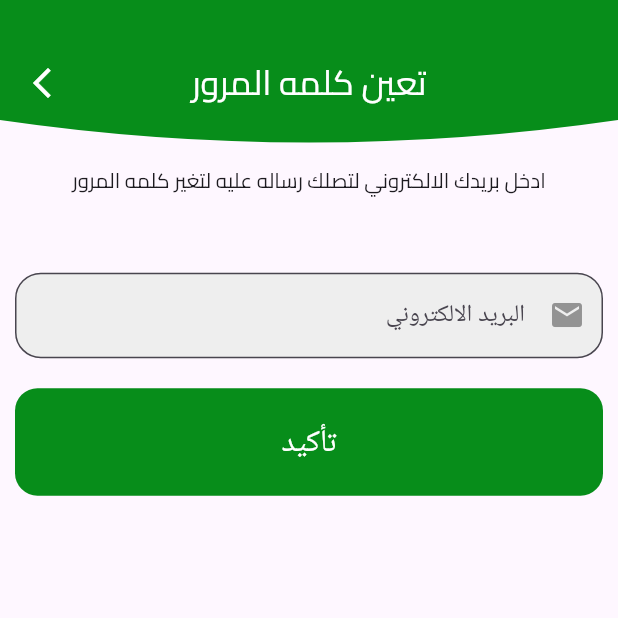
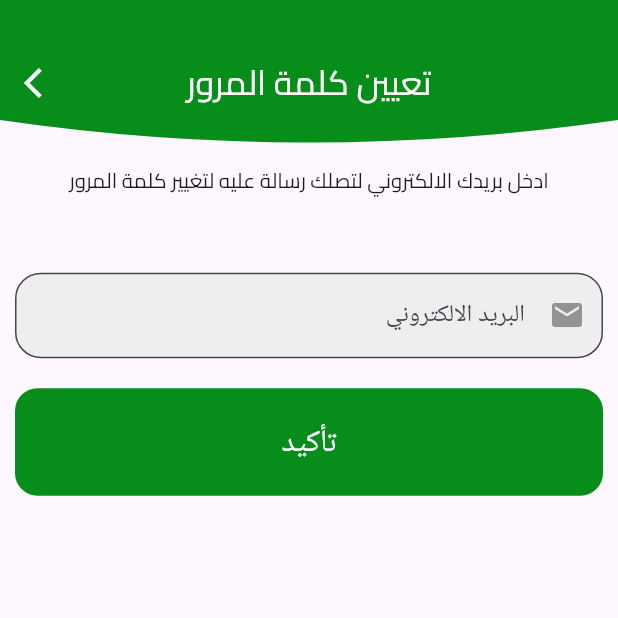
Before and after one commit to ENGMohamedAbdo-55/Green-Cycle-App, a Flutter app: the ResetPassScreen screen opened directly, on a phone screen of 412 x 824 dp, the top half of it. Run offline on Flutter 3.47's test engine with Material 3 defaults, Android fonts, the phone set to English and light mode, and no system bars; our stand-ins replace animated_splash_screen, cloud_firestore, firebase_auth, firebase_core, flutter_bloc, flutter_screenutil and 2 more; missing offline and left inert: flutter_facebook_auth; accounts and stored records are empty.

Commit message:
commit auth

```diff
--- a/lib/Features/auth/login/cubit/login_cubit.dart
+++ b/lib/Features/auth/login/cubit/login_cubit.dart
@@ -16,14 +16,13 @@ class LoginCubit extends Cubit<LoginStates> {
   final GlobalKey<FormState> formKey = GlobalKey<FormState>();
   final TextEditingController emailController = TextEditingController();
   final TextEditingController passController = TextEditingController();
-
   final db = FirebaseFirestore.instance;
   final auth = FirebaseAuth.instance;
   final GoogleSignIn googleSignIn = GoogleSignIn();
 
 
+
   bool isSecured = true;
-
   Widget togglePass() {
     return IconButton(
       onPressed: () {
@@ -119,7 +118,7 @@ class LoginCubit extends Cubit<LoginStates> {
 
       // Create a credential from the access token
       final OAuthCredential facebookAuthCredential =
-          FacebookAuthProvider.credential(loginResult.accessToken!.token);
+      FacebookAuthProvider.credential(loginResult.accessToken!.token);
 
       // Sign in to Firebase with the Facebook credentials
       final UserCredential userCredential = await FirebaseAuth.instance
--- a/lib/Features/auth/login/reset_password.dart
+++ b/lib/Features/auth/login/reset_password.dart
@@ -2,10 +2,8 @@ import 'package:flutter/material.dart';
 import 'package:flutter_bloc/flutter_bloc.dart';
 import 'package:flutter_screenutil/flutter_screenutil.dart';
 import 'package:green_cycle_app/Features/auth/login/cubit/login_cubit.dart';
-import 'package:green_cycle_app/Features/auth/login/screen/login_screen.dart';
 import 'package:green_cycle_app/Features/auth/register/contents.dart';
 import 'package:green_cycle_app/core/components/buttons.dart';
-import 'package:green_cycle_app/core/components/navigation_const.dart';
 import 'package:green_cycle_app/core/components/textfield.dart';
 
 import '../../../core/components/colors.dart';
@@ -16,42 +14,25 @@ class ResetPassScreen extends StatelessWidget {
   @override
   Widget build(BuildContext context) {
     final TextEditingController emailController = TextEditingController();
-    return BlocConsumer<LoginCubit, LoginStates>(
-      listener: (context, state) {
-        if (state is PasswordResetEmailSentState) {
-          ScaffoldMessenger.of(context).showSnackBar(
-            const SnackBar(
-              content: Text('تم ارسال لك رساله لتعين كلمه مرور جديده'),
-              duration: Duration(seconds: 2),
-              backgroundColor: Colors.green, // Adjust duration as needed
-            ),
-            // navigateAndFinish(context, HomeScreen());
-          );
-        } else if (state is PasswordResetErrorState) {
-          ScaffoldMessenger.of(context).showSnackBar(
-            SnackBar(
-              content: Text(state.error),
-              duration:const Duration(seconds: 2),
-              backgroundColor: Colors.red, // Adjust duration as needed
-            ),
-          );
-        }
+
+    var cubit = LoginCubit.get(context);
+
+    return Scaffold(
+      appBar: CustomAppBar(
+        title: 'تعيين كلمة المرور',
+        leading:IconButton(onPressed: () {
+          Navigator.pop(context);
         },
-      builder: (context, state) {
-        var cubit = LoginCubit.get(context);
-        return Scaffold(
-          appBar:  CustomAppBar(
-            title: 'تعين كلمه المرور',
-            onBackButtonPressed: (){
-              navigateTo(context,const LoginScreen());
-            },
+          icon: const Icon(Icons.arrow_back_ios), color: MyColors.whiteColor,),
+
       ),
       body: Column(
         children: [
-              Text('ادخل بريدك الالكتروني لتصلك رساله عليه لتغير كلمه المرور',
+          Text(
+            'ادخل بريدك الالكتروني لتصلك رسالة عليه لتغيير كلمة المرور',
             style: TextStyle(
               fontSize: 12.sp,
-                  fontFamily: 'Cairo'
+              fontFamily: 'Cairo',
             ),
           ),
           SizedBox(height: 35.h),
@@ -70,23 +51,34 @@ class ResetPassScreen extends StatelessWidget {
               suffixIcon: const Icon(Icons.email),
             ),
           ),
-              if (state is PasswordResetLoadingState)
-                CircularProgressIndicator(color: MyColors.greenColor)
-              else
-              Padding(
+          BlocConsumer<LoginCubit, LoginStates>(
+            listener: (context, state) {
+              if (state is PasswordResetErrorState) {
+                ScaffoldMessenger.of(context).showSnackBar(
+                  SnackBar(
+                    content: Text(state.error),
+                    duration: const Duration(seconds: 2),
+                    backgroundColor: Colors.red, // Adjust duration as needed
+                  ),
+                );
+              }
+            },
+            builder: (context, state) {
+              return state is PasswordResetLoadingState
+                  ? CircularProgressIndicator(color: MyColors.greenColor)
+                  : Padding(
                 padding: const EdgeInsets.all(10.0),
-                child: FirstBtn(text1: 'تأكيد',
+                child: FirstBtn(
+                  text1: 'تأكيد',
                   onPressed: () {
                     cubit.resetPassword(email: emailController.text);
-                    }
+                  },
                 ),
+              );
+            },
           ),
-
-
         ],
       ),
     );
-      },
-    );
   }
 }
--- a/lib/Features/auth/register/contents.dart
+++ b/lib/Features/auth/register/contents.dart
@@ -6,21 +6,21 @@ import '../../../core/components/text_styles.dart';
 class CustomAppBar extends StatelessWidget implements PreferredSizeWidget {
   final VoidCallback ?onBackButtonPressed;
   final String ?title;
+  final Widget ?leading; // Reusable leading widget
+
 
   const CustomAppBar({
+    this.leading,
      this.onBackButtonPressed,
      this.title,
-    Key? key,
-  }) : super(key: key);
+    super.key,
+  });
 
   @override
   Widget build(BuildContext context) {
     return AppBar(
-      leading: IconButton(
-        icon: Icon(Icons.arrow_back_ios_new,color: MyColors.whiteColor,),
-        onPressed: onBackButtonPressed,
-      ),
-      toolbarHeight: 110,
+      leading: leading,
+      toolbarHeight: 110.h,
       backgroundColor: Colors.transparent,
       elevation: 0.0,
       flexibleSpace: ClipPath(
--- a/lib/Features/onBoarding/onBoarding_Screen.dart
+++ b/lib/Features/onBoarding/onBoarding_Screen.dart
@@ -38,7 +38,7 @@ class OnBoardingScreen extends StatelessWidget {
                   shape: const CircleBorder(),
                   onPressed: () {
                     if (boardController.page == boarding.length - 1) {
-                      navigateTo(context, const LoginScreen());
+                      navigateAndFinish(context, const LoginScreen());
 
                     } else {
                       boardController.nextPage(
--- a/pubspec.yaml
+++ b/pubspec.yaml
@@ -36,9 +36,11 @@ dependencies:
   flutter_screenutil: ^5.9.0
   smooth_page_indicator: ^1.1.0
   flutter_svg: ^2.0.10+1
-  flutter_native_splash: ^2.4.0
   google_sign_in: ^6.2.1
   flutter_facebook_auth: ^6.2.0
+  animated_splash_screen: ^1.3.0
+
+
 
 
 
@@ -79,6 +81,7 @@ flutter:
      - assets/images/onBoarding_images/
      - assets/images/logo/
 
+
   # An image asset can refer to one or more resolution-specific "variants", see
   # https://flutter.dev/assets-and-images/#resolution-aware
 
```
Also changed, not shown: lib/Features/auth/login/screen/login_screen.dart (+60 -74 lines), lib/Features/auth/register/register_screen.dart (+42 -33 lines), lib/Features/home/view/layouts/user_account.dart (added, +46 -0 lines), lib/Features/onBoarding/contents.dart (+10 -12 lines), lib/Features/splash/splash_screen.dart (added, +23 -0 lines), lib/main.dart (+12 -2 lines), assets/images/logo/splashLogo.png (added), pubspec.lock, 3 other files. Lines whose indentation alone changed are shown as unchanged.
